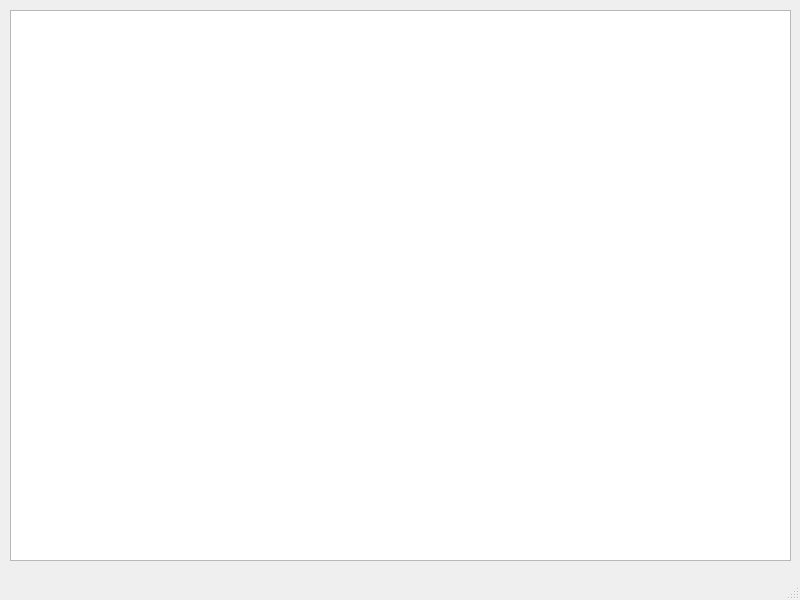
SlaviXG/Project_Ambient, file mainwindow.ui: the form before one commit.
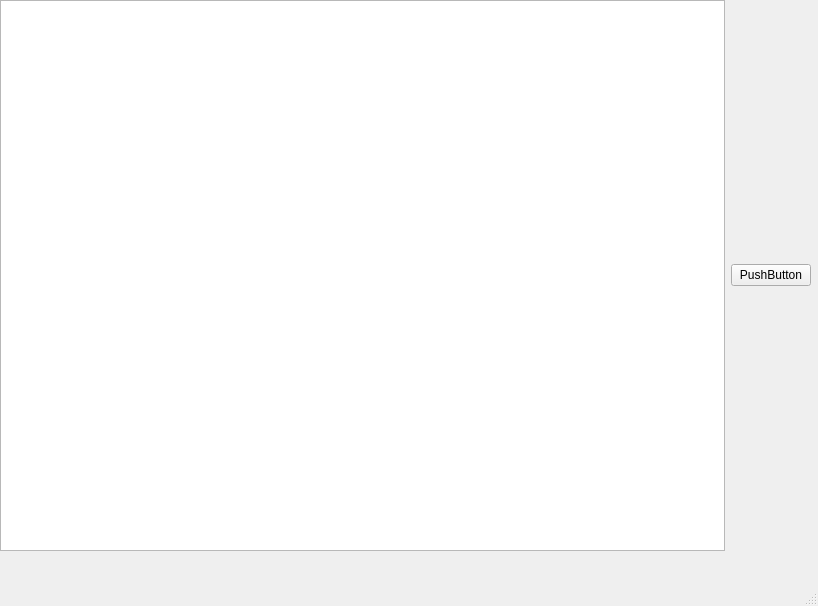
The form after the commit.

Patch:
```diff
--- a/mainwindow.ui
+++ b/mainwindow.ui
@@ -6,23 +6,45 @@
    <rect>
     <x>0</x>
     <y>0</y>
-    <width>800</width>
-    <height>600</height>
+    <width>818</width>
+    <height>606</height>
    </rect>
   </property>
   <property name="windowTitle">
    <string>MainWindow</string>
   </property>
   <widget class="QWidget" name="centralwidget">
-   <widget class="QGraphicsView" name="environmentView">
+   <widget class="QWidget" name="horizontalLayoutWidget">
     <property name="geometry">
      <rect>
-      <x>10</x>
-      <y>10</y>
-      <width>781</width>
+      <x>0</x>
+      <y>0</y>
+      <width>811</width>
       <height>551</height>
      </rect>
     </property>
+    <layout class="QHBoxLayout" name="horizontalLayout">
+     <item>
+      <widget class="QGraphicsView" name="environmentView"/>
+     </item>
+     <item>
+      <layout class="QVBoxLayout" name="verticalLayout">
+       <item>
+        <widget class="QPushButton" name="pushButton">
+         <property name="sizePolicy">
+          <sizepolicy hsizetype="Minimum" vsizetype="Fixed">
+           <horstretch>0</horstretch>
+           <verstretch>0</verstretch>
+          </sizepolicy>
+         </property>
+         <property name="text">
+          <string>PushButton</string>
+         </property>
+        </widget>
+       </item>
+      </layout>
+     </item>
+    </layout>
    </widget>
   </widget>
   <widget class="QMenuBar" name="menubar">
```
Left out of the diff: 4 changed lines with no effect on the pictures.
